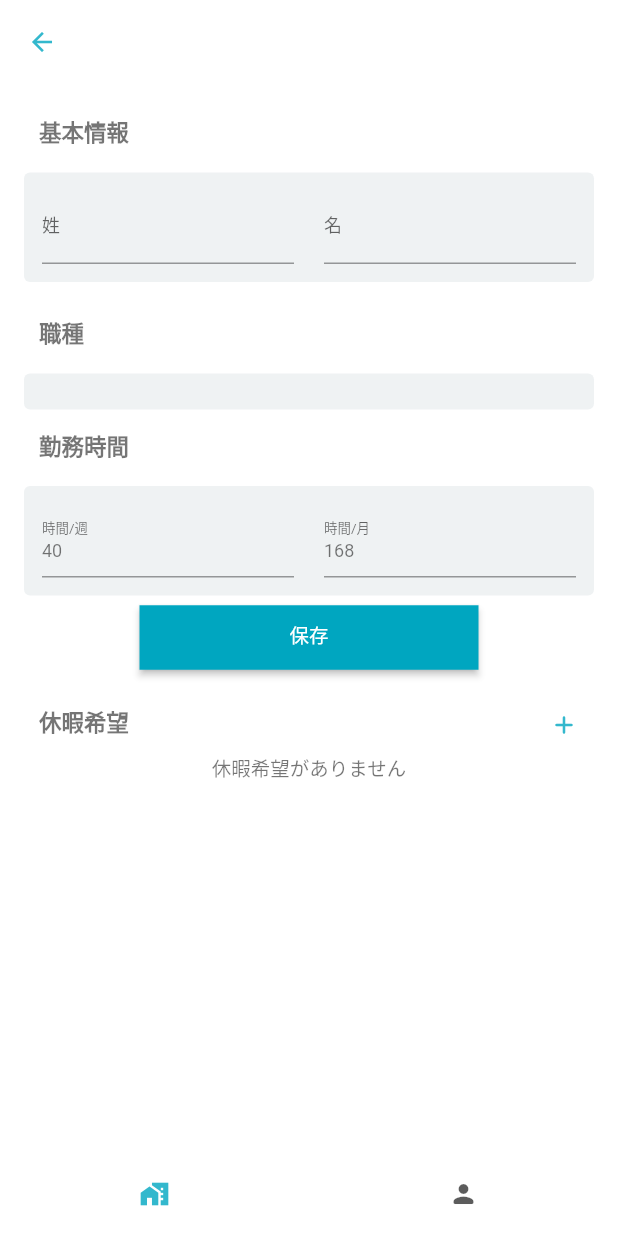
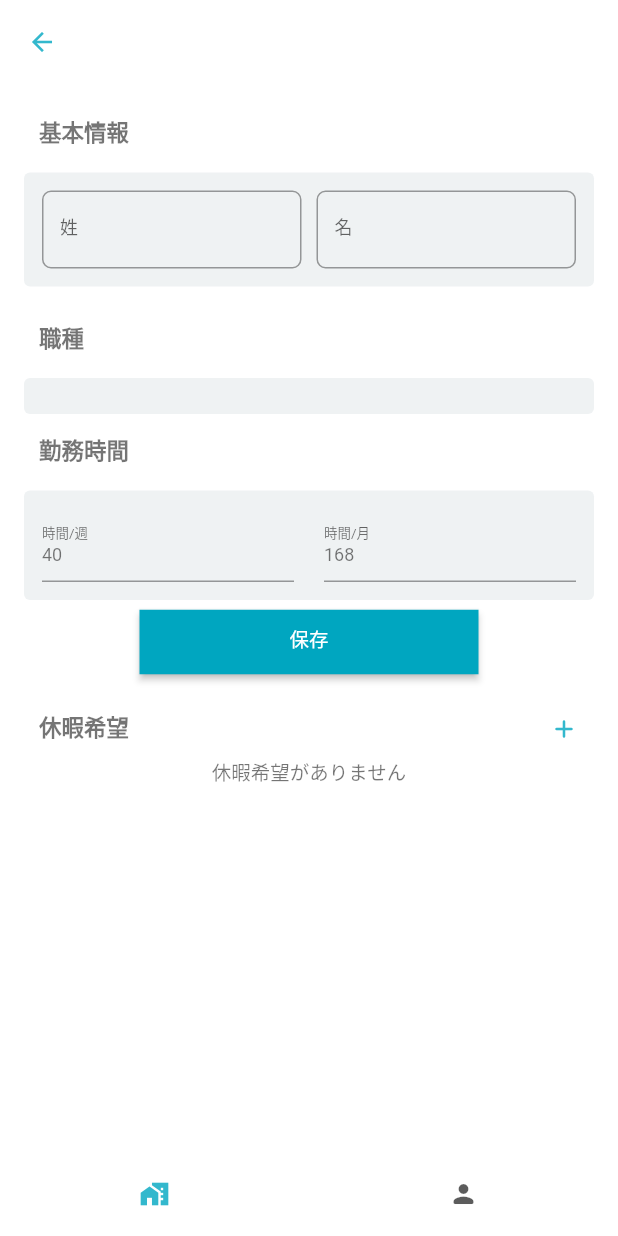
Before and after one commit to offg/welfarebrothers_for_woker, a Flutter app: the screen it shows after launch, after a tap on "従業員管理", after a tap on the "add" icon, on a phone screen of 412 x 824 dp. Run offline on Flutter 3.47's test engine with Material 2 defaults, Android fonts, the phone set to English and light mode, and no system bars; our stand-ins replace dio, fl_chart, flutter_slidable, get_it; accounts and stored records are empty; network calls fail; statements that could not run were skipped.

Commit message:
updated form field

```diff
--- a/lib/components/facility_worker_profile/facility_worker_profile_form.dart
+++ b/lib/components/facility_worker_profile/facility_worker_profile_form.dart
@@ -5,8 +5,10 @@ import 'package:provider/provider.dart';
 import 'package:welfarebrothers_for_worker/components/app/loading_overlay.dart';
 import 'package:welfarebrothers_for_worker/components/app/panel.dart';
 import 'package:welfarebrothers_for_worker/components/app/section_title.dart';
+import 'package:welfarebrothers_for_worker/components/input/welfarebrothers_input.dart';
 import 'package:welfarebrothers_for_worker/domain/facility_worker_profile/facility_worker_profile.dart';
 import 'package:welfarebrothers_for_worker/utils/datetime.dart';
+import 'package:welfarebrothers_for_worker/utils/design.dart';
 import 'package:welfarebrothers_for_worker/view_models/app.dart';
 import 'package:welfarebrothers_for_worker/view_models/facility_worker_profile.dart';
 import 'package:welfarebrothers_for_worker_api_client/api.dart';
@@ -25,8 +27,6 @@ class _FacilityWorkerProfileFormState extends State<FacilityWorkerProfileForm> {
 
   FacilityWorkerProfile _facilityWorkerProfile;
   WorkingHoursConfig _workingHoursConfig;
-  TextEditingController _lastNameEditingController;
-  TextEditingController _firstNameEditingController;
 
   @override
   void initState() {
@@ -35,8 +35,6 @@ class _FacilityWorkerProfileFormState extends State<FacilityWorkerProfileForm> {
       _facilityWorkerProfile = widget.facilityWorkerProfile.clone();
       _workingHoursConfig = _facilityWorkerProfile.workingHoursConfig ??
           WorkingHoursConfig(facilityWorkerProfileId: _facilityWorkerProfile.id);
-      _lastNameEditingController = TextEditingController(text: _facilityWorkerProfile.lastName);
-      _firstNameEditingController = TextEditingController(text: _facilityWorkerProfile.firstName);
       _slidableController = SlidableController();
     });
     super.initState();
@@ -92,18 +90,18 @@ class _FacilityWorkerProfileFormState extends State<FacilityWorkerProfileForm> {
           mainAxisSize: MainAxisSize.min,
           children: [
             Flexible(
-              child: TextField(
-                controller: _lastNameEditingController,
+              child: WelfarebrothersInput(
+                text: _facilityWorkerProfile.lastName,
+                labelText: "姓",
                 onChanged: (value) => _facilityWorkerProfile.lastName = value,
-                decoration: InputDecoration(labelText: "姓"),
               ),
             ),
-            SizedBox(width: 20),
+            horizontalSpace(),
             Flexible(
-              child: TextField(
-                controller: _firstNameEditingController,
+              child: WelfarebrothersInput(
+                text: _facilityWorkerProfile.firstName,
+                labelText: "名",
                 onChanged: (value) => _facilityWorkerProfile.firstName = value,
-                decoration: InputDecoration(labelText: "名"),
               ),
             )
           ],
--- /dev/null
+++ b/lib/components/input/welfarebrothers_input.dart
@@ -0,0 +1,68 @@
+import 'package:flutter/material.dart';
+import 'package:flutter/services.dart';
+import 'package:welfarebrothers_for_worker/utils/input_decoration.dart';
+
+enum TextInputMode { text, number }
+
+class WelfarebrothersInput extends StatefulWidget {
+  final Object text;
+  final validator;
+  final onChanged;
+  final String labelText;
+  final TextInputMode textInputMode;
+  final TextInputType textInputType;
+
+  @override
+  _WelfarebrothersInput createState() => _WelfarebrothersInput();
+
+  WelfarebrothersInput(
+      {Object text,
+      String labelText,
+      Function validator,
+      Function onChanged,
+      TextInputMode textInputMode,
+      TextInputType textInputType})
+      : this.text = text,
+        this.labelText = labelText,
+        this.validator = validator,
+        this.onChanged = onChanged,
+        this.textInputMode = textInputMode ?? TextInputMode.text,
+        this.textInputType = textInputType ?? TextInputType.text;
+}
+
+class _WelfarebrothersInput extends State<WelfarebrothersInput> {
+  TextEditingController _controller;
+  @override
+  void initState() {
+    setState(() {
+      _controller = TextEditingController(text: widget.text != null ? widget.text.toString() : null);
+    });
+    super.initState();
+  }
+
+  @override
+  Widget build(BuildContext context) {
+    var textInputType = widget.textInputType;
+    var inputFormatters;
+    if (widget.textInputMode == TextInputMode.number) {
+      textInputType = TextInputType.number;
+      inputFormatters = [
+        FilteringTextInputFormatter.deny(
+          RegExp("^0"),
+        ),
+        FilteringTextInputFormatter.digitsOnly,
+      ];
+    }
+    return TextFormField(
+      validator: widget.validator,
+      controller: _controller,
+      autovalidateMode: AutovalidateMode.always,
+      inputFormatters: inputFormatters,
+      keyboardType: textInputType,
+      decoration: inputDecoration(context, widget.labelText),
+      onChanged: (value) {
+        widget.onChanged(value);
+      },
+    );
+  }
+}
--- a/lib/config/locator.dart
+++ b/lib/config/locator.dart
@@ -17,10 +17,10 @@ Future setUp() async {
   final dio = Dio();
   locator.registerSingleton<Dio>(dio);
 
-  // String basePath = "http://localhost:8000";
+  String basePath = "http://localhost:8000";
   // String basePath = "http://192.168.11.3:8000";
   // String basePath = "http://127.0.0.1:8000";
-  String basePath = "https://welfarebrothers-api-edge.herokuapp.com";
+  // String basePath = "https://welfarebrothers-api-edge.herokuapp.com";
 
   locator.registerSingleton<ApiClient>(ApiClient(basePath: basePath));
   var apiClient = WelfarebrothersApiClient();
--- a/lib/domain/shift_config/shift_config.dart
+++ b/lib/domain/shift_config/shift_config.dart
@@ -29,7 +29,9 @@ extension RoleAssignmentRequirementExtension on RoleAssignmentRequirement {
       );
   String get minNumberOfWorkersDisplay => minNumberOfWorkers.toString() + "名";
   String get maxNumberOfWorkersDisplay => maxNumberOfWorkers == null ? "" : maxNumberOfWorkers.toString() + "名";
-  String get numberOfWorkersDisplay => this.minNumberOfWorkersDisplay + "〜" + this.maxNumberOfWorkersDisplay;
+  String get numberOfWorkersDisplay => this.minNumberOfWorkers == this.maxNumberOfWorkers
+      ? this.minNumberOfWorkersDisplay
+      : this.minNumberOfWorkersDisplay + "〜" + this.maxNumberOfWorkersDisplay;
   static RoleAssignmentRequirement withEmpty(int shiftConfigId) => RoleAssignmentRequirement(
         roleId: null,
         shiftConfigId: shiftConfigId,
--- /dev/null
+++ b/lib/utils/design.dart
@@ -0,0 +1,4 @@
+import 'package:flutter/material.dart';
+
+Widget horizontalSpace({double size}) => SizedBox(width: size ?? 10);
+Widget verticalSpace({double size}) => SizedBox(height: size ?? 10);
--- /dev/null
+++ b/lib/utils/input_decoration.dart
@@ -0,0 +1,11 @@
+import 'package:flutter/material.dart';
+
+InputDecoration inputDecoration(BuildContext context, String labelText) {
+  return InputDecoration(
+    labelText: labelText,
+    border: OutlineInputBorder(
+      borderRadius: BorderRadius.all(Radius.circular(6)),
+      borderSide: BorderSide(color: Colors.blueGrey, width: 4),
+    ),
+  );
+}
--- a/lib/welfarebrothers_theme.dart
+++ b/lib/welfarebrothers_theme.dart
@@ -94,7 +94,6 @@ var _buttonTheme = ButtonThemeData(
   textTheme: ButtonTextTheme.primary,
   shape: RoundedRectangleBorder(borderRadius: BorderRadius.circular(0)),
 );
-
 var welfareBrothersTheme = ThemeData(
   brightness: Brightness.light,
   primaryColor: _primaryColor,
```
Also changed, not shown: lib/components/shift_config/role_assignment_requirement_form.dart (+20 -31 lines), lib/components/shift_config/shift_pattern_form.dart (+9 -10 lines).
